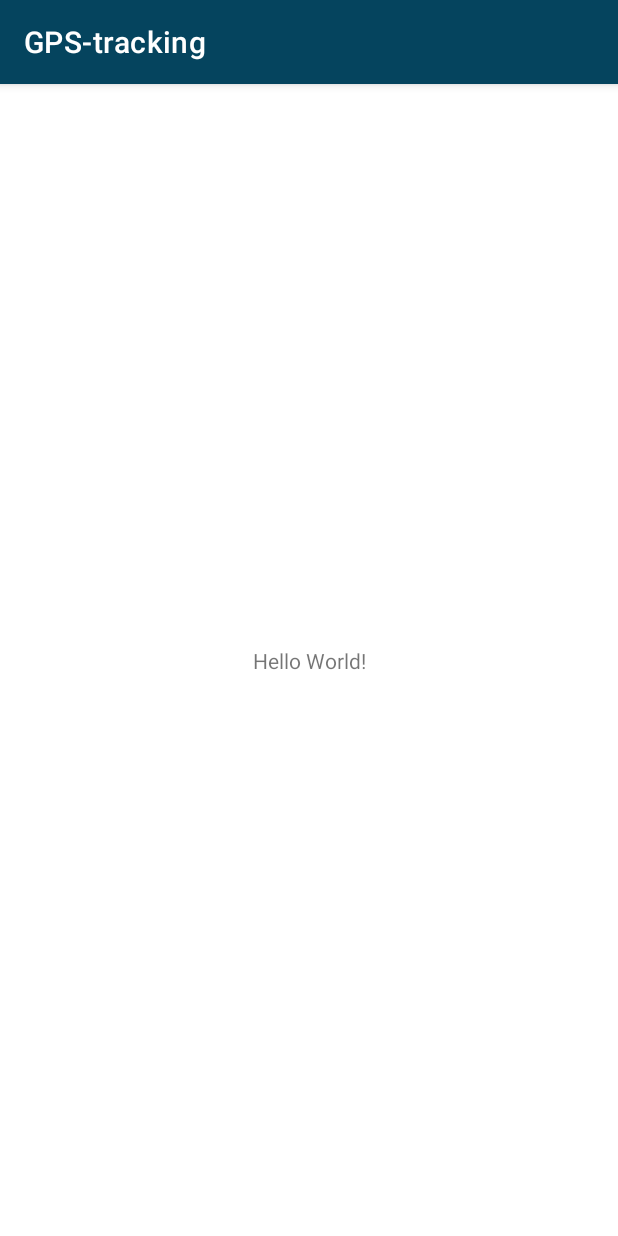
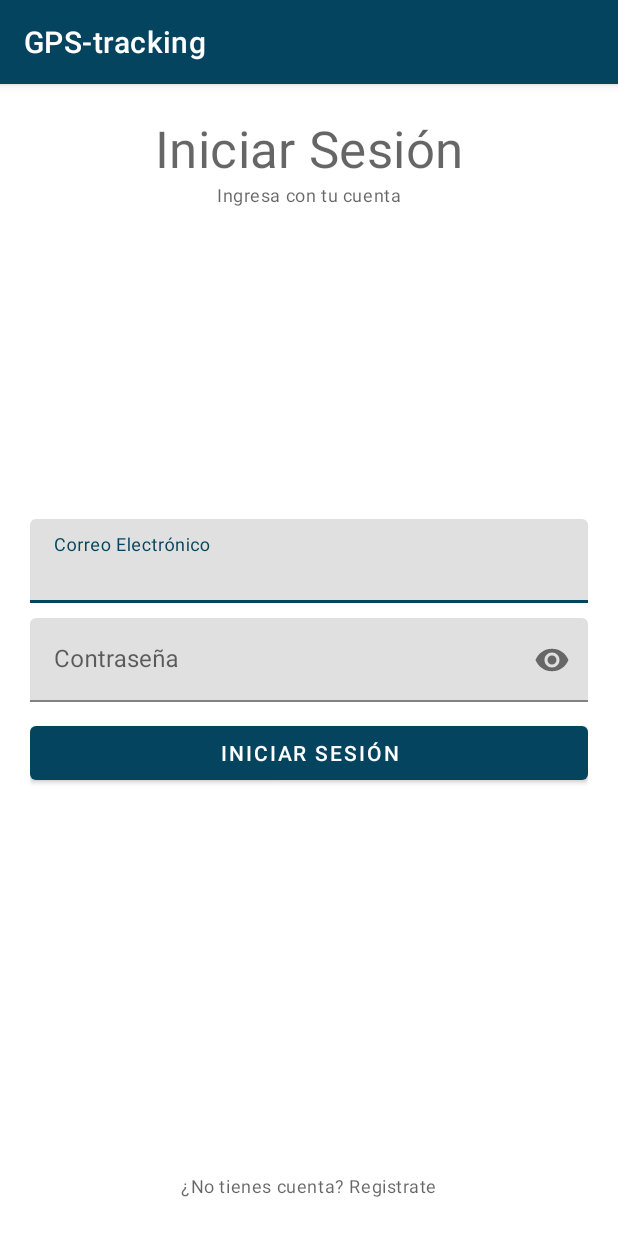
Before and after one commit to MoY8462/gps-tracking-android, an Android app: the screen it shows after launch (MainActivity before the commit, LoginActivity after it), on a phone screen of 412 x 824 dp. Run offline under Robolectric (Android 15) with nearby library versions, the phone set to English and light mode, and no system bars.

Commit message:
feat: :sparkles: avtivities login sigup and map add

```diff
--- a/app/build.gradle
+++ b/app/build.gradle
@@ -30,6 +30,11 @@ android {
     kotlinOptions {
         jvmTarget = '1.8'
     }
+
+    //ViewBinding
+    buildFeatures{
+        viewBinding true
+    }
 }
 
 dependencies {
--- /dev/null
+++ b/app/src/main/java/dgtic/unam/gps_tracking/LoginActivity.kt
@@ -0,0 +1,11 @@
+package dgtic.unam.gps_tracking
+
+import androidx.appcompat.app.AppCompatActivity
+import android.os.Bundle
+
+class LoginActivity : AppCompatActivity() {
+    override fun onCreate(savedInstanceState: Bundle?) {
+        super.onCreate(savedInstanceState)
+        setContentView(R.layout.activity_login)
+    }
+}
--- a/app/src/main/java/dgtic/unam/gps_tracking/MainActivity.kt
+++ b/app/src/main/java/dgtic/unam/gps_tracking/MapActivity.kt
@@ -3,9 +3,9 @@ package dgtic.unam.gps_tracking
 import androidx.appcompat.app.AppCompatActivity
 import android.os.Bundle
 
-class MainActivity : AppCompatActivity() {
+class MapActivity : AppCompatActivity() {
     override fun onCreate(savedInstanceState: Bundle?) {
         super.onCreate(savedInstanceState)
-        setContentView(R.layout.activity_main)
+        setContentView(R.layout.activity_map)
     }
 }
--- /dev/null
+++ b/app/src/main/res/layout/activity_login.xml
@@ -0,0 +1,80 @@
+<?xml version="1.0" encoding="utf-8"?>
+<RelativeLayout xmlns:android="http://schemas.android.com/apk/res/android"
+    xmlns:app="http://schemas.android.com/apk/res-auto"
+    xmlns:tools="http://schemas.android.com/tools"
+    android:layout_width="match_parent"
+    android:layout_height="match_parent"
+    android:padding="20dp"
+    tools:context=".LoginActivity">
+
+    <TextView
+        android:id="@+id/titleLabel"
+        android:layout_width="wrap_content"
+        android:layout_height="wrap_content"
+        android:text="@string/login"
+        android:layout_centerHorizontal="true"
+        style="@style/TextAppearance.MaterialComponents.Headline4"
+        />
+
+    <TextView
+        android:id="@+id/subTitleLabel"
+        android:layout_width="wrap_content"
+        android:layout_height="wrap_content"
+        android:text="@string/login_msg"
+        android:layout_centerHorizontal="true"
+        android:layout_below="@+id/titleLabel"
+        style="@style/TextAppearance.MaterialComponents.Caption"
+        />
+
+    <com.google.android.material.textfield.TextInputLayout
+        android:id="@+id/emailTil"
+        android:layout_above="@+id/passwordTil"
+        android:layout_marginBottom="10dp"
+        android:layout_width="match_parent"
+        android:layout_height="wrap_content">
+
+        <EditText
+            android:id="@+id/emailEt"
+            android:layout_width="match_parent"
+            android:layout_height="wrap_content"
+            android:hint="@string/email"
+            android:inputType="textEmailAddress"/>
+
+    </com.google.android.material.textfield.TextInputLayout>
+
+    <com.google.android.material.textfield.TextInputLayout
+        android:id="@+id/passwordTil"
+        app:passwordToggleEnabled="true"
+        android:layout_width="match_parent"
+        android:layout_height="wrap_content"
+        android:layout_centerInParent="true"
+        >
+
+        <EditText
+            android:id="@+id/passwordEt"
+            android:layout_width="match_parent"
+            android:layout_height="wrap_content"
+            android:hint="@string/password"
+            android:inputType="textPassword"/>
+
+    </com.google.android.material.textfield.TextInputLayout>
+
+    <Button
+        android:id="@+id/loginBtn"
+        android:layout_width="match_parent"
+        android:layout_height="wrap_content"
+        android:text="@string/login"
+        android:layout_below="@+id/passwordTil"
+        android:layout_marginTop="10dp"
+        />
+    <TextView
+        android:id="@+id/noAccountTv"
+        android:layout_width="wrap_content"
+        android:layout_height="wrap_content"
+        android:text="@string/sign_up"
+        android:layout_alignParentBottom="true"
+        android:padding="5dp"
+        android:layout_centerHorizontal="true"
+        style="@style/TextAppearance.MaterialComponents.Caption"
+        />
+</RelativeLayout>
--- a/app/src/main/res/layout/activity_main.xml
+++ /dev/null
@@ -1,18 +0,0 @@
-<?xml version="1.0" encoding="utf-8"?>
-<androidx.constraintlayout.widget.ConstraintLayout xmlns:android="http://schemas.android.com/apk/res/android"
-    xmlns:app="http://schemas.android.com/apk/res-auto"
-    xmlns:tools="http://schemas.android.com/tools"
-    android:layout_width="match_parent"
-    android:layout_height="match_parent"
-    tools:context=".MainActivity">
-
-    <TextView
-        android:layout_width="wrap_content"
-        android:layout_height="wrap_content"
-        android:text="Hello World!"
-        app:layout_constraintBottom_toBottomOf="parent"
-        app:layout_constraintEnd_toEndOf="parent"
-        app:layout_constraintStart_toStartOf="parent"
-        app:layout_constraintTop_toTopOf="parent" />
-
-</androidx.constraintlayout.widget.ConstraintLayout>
--- a/app/src/main/res/values/strings.xml
+++ b/app/src/main/res/values/strings.xml
@@ -1,3 +1,12 @@
 <resources>
     <string name="app_name">GPS-tracking</string>
+    <string name="login">Iniciar Sesión</string>
+    <string name="login_msg">Ingresa con tu cuenta</string>
+    <string name="email">Correo Electrónico</string>
+    <string name="password">Contraseña</string>
+    <string name="sign_up">¿No tienes cuenta? Registrate</string>
+    <string name="signup">Registrarse</string>
+    <string name="signup_msg">Crear una nueva cuenta</string>
+    <string name="user">Usuario</string>
+    <string name="logout">Salir</string>
 </resources>
```
Also changed, not shown: app/src/main/AndroidManifest.xml (+17 -1 lines), app/src/main/java/dgtic/unam/gps_tracking/SignUpActivity.kt (added, +11 -0 lines), app/src/main/res/layout/activity_map.xml (added, +34 -0 lines), app/src/main/res/layout/activity_sign_up.xml (added, +81 -0 lines).
